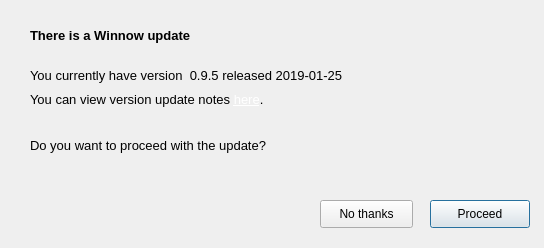
Above: Dialogs/updateapp.ui from towhee/Winnow64 before the change. Below: the same form after it.
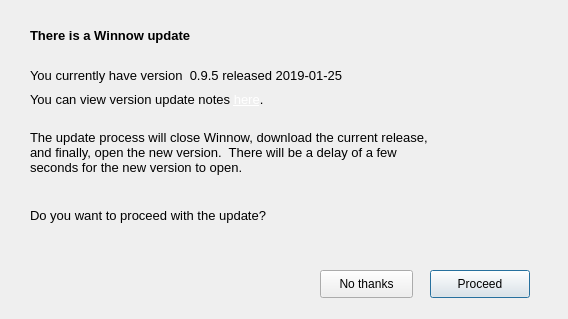
That is the form after the change.

The edit to the form file:
```diff
--- a/Dialogs/updateapp.ui
+++ b/Dialogs/updateapp.ui
@@ -6,8 +6,8 @@
    <rect>
     <x>0</x>
     <y>0</y>
-    <width>544</width>
-    <height>248</height>
+    <width>568</width>
+    <height>319</height>
    </rect>
   </property>
   <property name="windowTitle">
@@ -23,7 +23,7 @@
    <property name="geometry">
     <rect>
      <x>30</x>
-     <y>130</y>
+     <y>200</y>
      <width>391</width>
      <height>31</height>
     </rect>
@@ -118,7 +118,7 @@
    <property name="geometry">
     <rect>
      <x>320</x>
-     <y>200</y>
+     <y>270</y>
      <width>93</width>
      <height>28</height>
     </rect>
@@ -134,7 +134,7 @@
    <property name="geometry">
     <rect>
      <x>430</x>
-     <y>200</y>
+     <y>270</y>
      <width>100</width>
      <height>28</height>
     </rect>
@@ -146,6 +146,30 @@
     <bool>true</bool>
    </property>
   </widget>
+  <widget class="QLabel" name="proceedLabel_2">
+   <property name="geometry">
+    <rect>
+     <x>30</x>
+     <y>130</y>
+     <width>411</width>
+     <height>71</height>
+    </rect>
+   </property>
+   <property name="font">
+    <font>
+     <pointsize>10</pointsize>
+    </font>
+   </property>
+   <property name="text">
+    <string>The update process will close Winnow, download the current release, and finally, open the new version.  There will be a delay of a few seconds for the new version to open.</string>
+   </property>
+   <property name="alignment">
+    <set>Qt::AlignLeading|Qt::AlignLeft|Qt::AlignTop</set>
+   </property>
+   <property name="wordWrap">
+    <bool>true</bool>
+   </property>
+  </widget>
  </widget>
  <resources/>
  <connections/>
```
